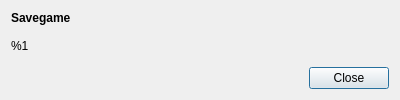
Above: SavegameDialog.ui from SyDevTeam/gta5view before the change. Below: the same form after it.
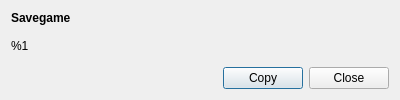
That is the form after the change.

The edit to the form file:
```diff
--- a/SavegameDialog.ui
+++ b/SavegameDialog.ui
@@ -52,6 +52,13 @@
        </property>
       </spacer>
      </item>
+     <item>
+      <widget class="QPushButton" name="cmdCopy">
+       <property name="text">
+        <string>Copy</string>
+       </property>
+      </widget>
+     </item>
      <item>
       <widget class="QPushButton" name="cmdClose">
        <property name="text">
```
